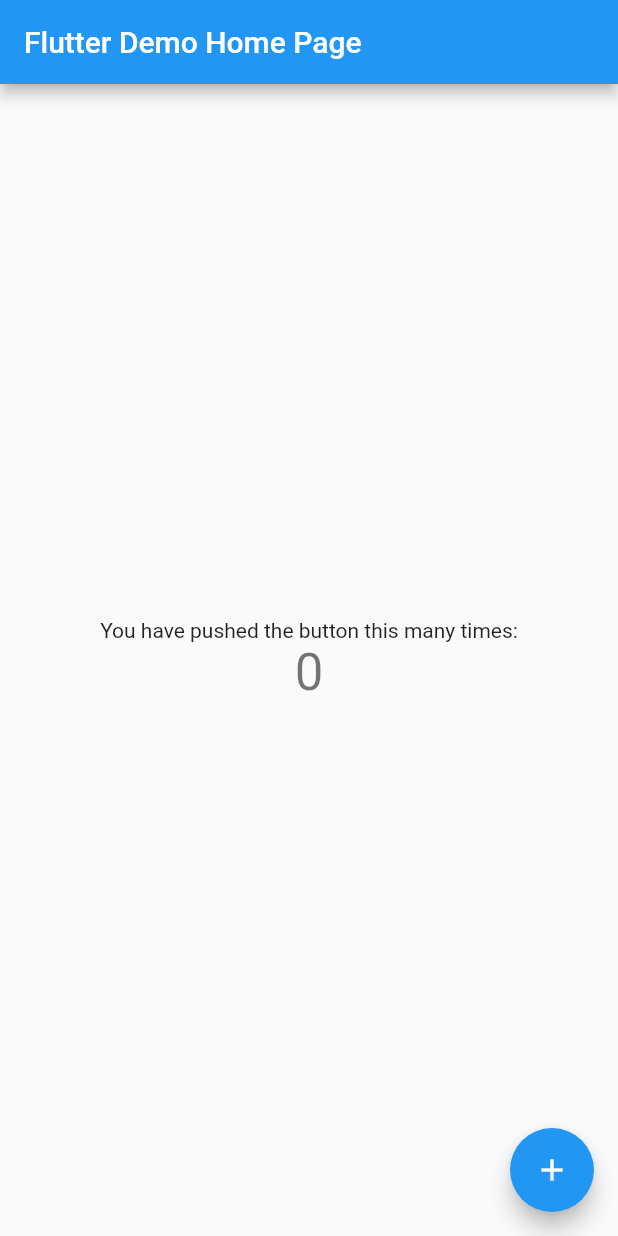
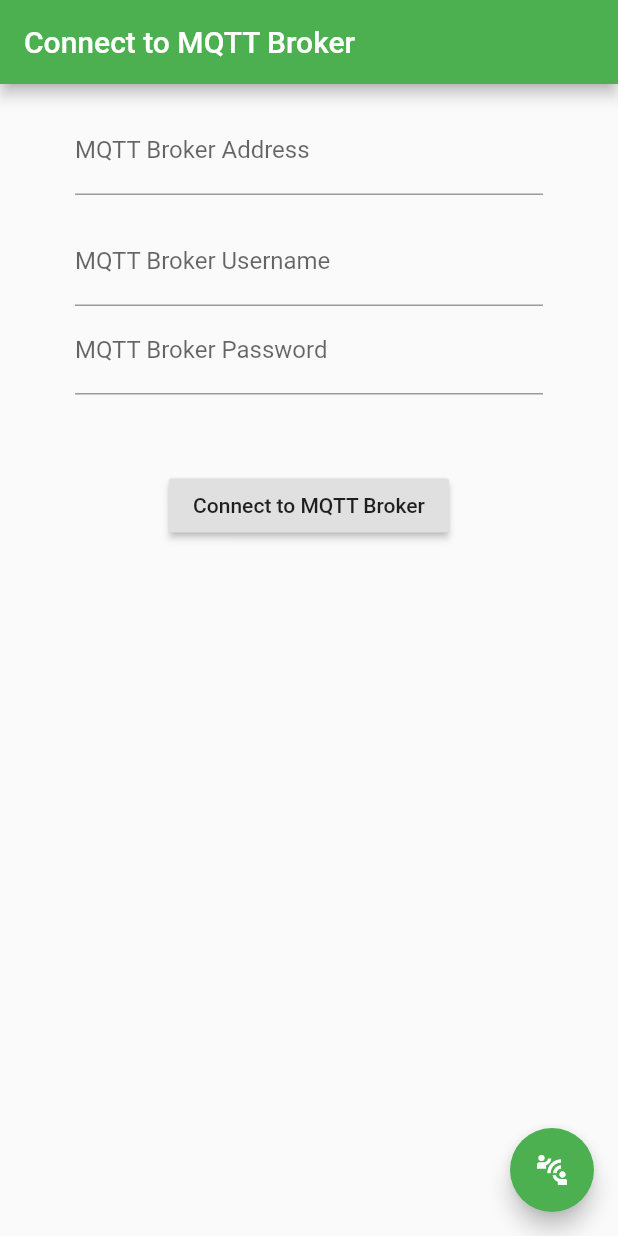
Before and after one commit to Mirageofmage/FlutterMQTTClient, a Flutter app: the screen it shows after launch, on a phone screen of 412 x 824 dp. Run offline on Flutter 3.47's test engine with Material 2 defaults, Android fonts, the phone set to English and light mode, and no system bars; missing offline and left inert: mac_notifications, mqtt_client.

Commit message:
Feature set is implemented, now just clean up to look nice

```diff
--- a/lib/main.dart
+++ b/lib/main.dart
@@ -1,4 +1,7 @@
 import 'package:flutter/material.dart';
+import 'package:flutter/services.dart';
+import 'package:mac_notifications/mac_notifications.dart';
+import 'connect.dart';
 
 void main() {
   runApp(MyApp());
@@ -11,34 +14,15 @@
     return MaterialApp(
       title: 'Flutter Demo',
       theme: ThemeData(
-        // This is the theme of your application.
-        //
-        // Try running your application with "flutter run". You'll see the
-        // application has a blue toolbar. Then, without quitting the app, try
-        // changing the primarySwatch below to Colors.green and then invoke
-        // "hot reload" (press "r" in the console where you ran "flutter run",
-        // or simply save your changes to "hot reload" in a Flutter IDE).
-        // Notice that the counter didn't reset back to zero; the application
-        // is not restarted.
-        primarySwatch: Colors.blue,
+        primarySwatch: Colors.green,
       ),
-      home: MyHomePage(title: 'Flutter Demo Home Page'),
+      home: MyHomePage(title: 'Connect to MQTT Broker'),
     );
   }
 }
 
 class MyHomePage extends StatefulWidget {
   MyHomePage({Key key, this.title}) : super(key: key);
-
-  // This widget is the home page of your application. It is stateful, meaning
-  // that it has a State object (defined below) that contains fields that affect
-  // how it looks.
-
-  // This class is the configuration for the state. It holds the values (in this
-  // case the title) provided by the parent (in this case the App widget) and
-  // used by the build method of the State. Fields in a Widget subclass are
-  // always marked "final".
-
   final String title;
 
   @override
@@ -46,67 +30,85 @@
 }
 
 class _MyHomePageState extends State<MyHomePage> {
-  int _counter = 0;
+  var _loginFormKey = new GlobalKey<FormState>();
+  var _addressKey = new TextEditingController();
+  var _unameKey = new TextEditingController();
+  var _passwordKey = new TextEditingController();
 
   void _incrementCounter() {
-    setState(() {
-      // This call to setState tells the Flutter framework that something has
-      // changed in this State, which causes it to rerun the build method below
-      // so that the display can reflect the updated values. If we changed
-      // _counter without calling setState(), then the build method would not be
-      // called again, and so nothing would appear to happen.
-      _counter++;
-    });
+    try {
+      MacNotifications.showNotification(
+        MacNotificationOptions(
+          identifier: 'mqtt-client${DateTime.now().millisecondsSinceEpoch}',
+          title: 'Hello There!',
+          subtitle: "You're probably wondering what this does.",
+          informative:
+              "You'll see soon enough 😉",
+        ),
+      );
+    } on PlatformException {}
   }
 
   @override
   Widget build(BuildContext context) {
-    // This method is rerun every time setState is called, for instance as done
-    // by the _incrementCounter method above.
-    //
-    // The Flutter framework has been optimized to make rerunning build methods
-    // fast, so that you can just rebuild anything that needs updating rather
-    // than having to individually change instances of widgets.
     return Scaffold(
       appBar: AppBar(
-        // Here we take the value from the MyHomePage object that was created by
-        // the App.build method, and use it to set our appbar title.
         title: Text(widget.title),
       ),
       body: Center(
         // Center is a layout widget. It takes a single child and positions it
         // in the middle of the parent.
-        child: Column(
-          // Column is also a layout widget. It takes a list of children and
-          // arranges them vertically. By default, it sizes itself to fit its
-          // children horizontally, and tries to be as tall as its parent.
-          //
-          // Invoke "debug painting" (press "p" in the console, choose the
-          // "Toggle Debug Paint" action from the Flutter Inspector in Android
-          // Studio, or the "Toggle Debug Paint" command in Visual Studio Code)
-          // to see the wireframe for each widget.
-          //
-          // Column has various properties to control how it sizes itself and
-          // how it positions its children. Here we use mainAxisAlignment to
-          // center the children vertically; the main axis here is the vertical
-          // axis because Columns are vertical (the cross axis would be
-          // horizontal).
-          mainAxisAlignment: MainAxisAlignment.center,
-          children: <Widget>[
-            Text(
-              'You have pushed the button this many times:',
-            ),
-            Text(
-              '$_counter',
-              style: Theme.of(context).textTheme.headline4,
-            ),
-          ],
+        child: Form(
+          key: _loginFormKey,
+          autovalidateMode: AutovalidateMode.onUserInteraction,
+          child: Padding(
+            padding: const EdgeInsets.symmetric(horizontal: 50),
+            child: Column(children: <Widget>[
+              Padding(
+                padding: const EdgeInsets.symmetric(vertical: 15),
+                child: TextFormField(
+                  controller: _addressKey,
+                  decoration: InputDecoration(labelText: "MQTT Broker Address"),
+                  validator: (String s) {
+                    return s.isEmpty ? 'Please enter an address' : null;
+                  },
+                ),
+              ),
+              TextFormField(
+                controller: _unameKey,
+                decoration: InputDecoration(labelText: "MQTT Broker Username"),
+              ),
+              TextFormField(
+                controller: _passwordKey,
+                decoration: InputDecoration(labelText: "MQTT Broker Password"),
+                obscureText: true,
+              ),
+              SizedBox(height: 50, width: 1),
+              RaisedButton(
+                child: Text("Connect to MQTT Broker"),
+                onPressed: () => {
+                  if (_loginFormKey.currentState.validate())
+                    {
+                      MacNotifications.showNotification(
+                        MacNotificationOptions(
+                          identifier:
+                              'mqtt-client${DateTime.now().millisecondsSinceEpoch}',
+                          title: 'Connecting to ${_addressKey.value.text}',
+                          subtitle: 'With username ${_unameKey.value.text}',
+                        ),
+                      ),
+                      Navigator.push(context, MaterialPageRoute(builder: (BuildContext context) => ConnectPage(_addressKey.value.text, _unameKey.value.text, _passwordKey.value.text)))
+                    }
+                },
+              ),
+            ]),
+          ),
         ),
       ),
       floatingActionButton: FloatingActionButton(
         onPressed: _incrementCounter,
         tooltip: 'Increment',
-        child: Icon(Icons.add),
+        child: Icon(Icons.connect_without_contact),
       ), // This trailing comma makes auto-formatting nicer for build methods.
     );
   }
--- a/pubspec.yaml
+++ b/pubspec.yaml
@@ -1,5 +1,5 @@
 name: mqttclient
-description: A new Flutter project.
+description: An MQTT client that sends notifications for each subscribed topic
 
 # The following line prevents the package from being accidentally published to
 # pub.dev using `pub publish`. This is preferred for private packages.
@@ -23,6 +23,8 @@
 dependencies:
   flutter:
     sdk: flutter
+  mac_notifications: ^1.1.0+1
+  mqtt_client: ^8.1.0
 
 
   # The following adds the Cupertino Icons font to your application.
```
Also changed, not shown: lib/TopicWidget.dart (added, +22 -0 lines), lib/connect.dart (added, +73 -0 lines), lib/subscribe.dart (added, +211 -0 lines), pubspec.lock, 7 other files.
